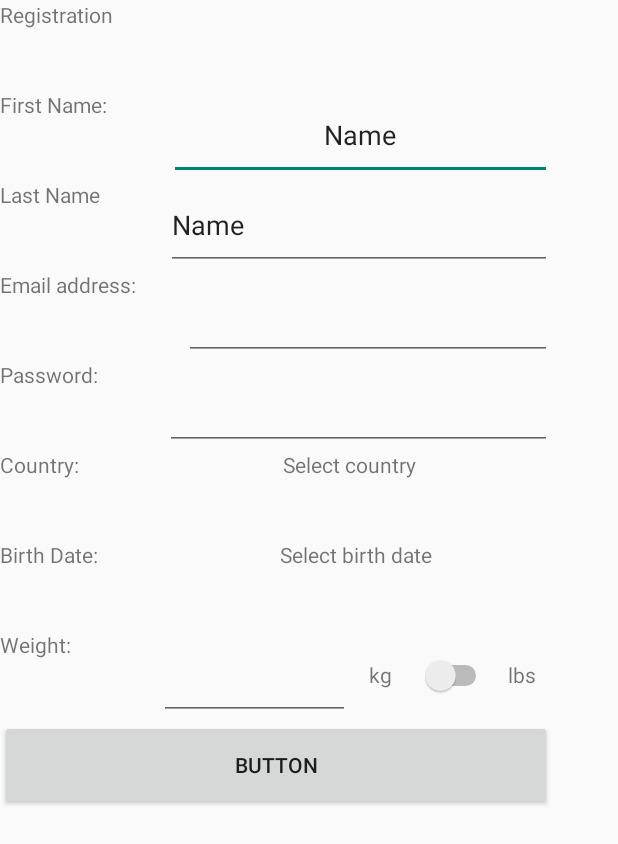
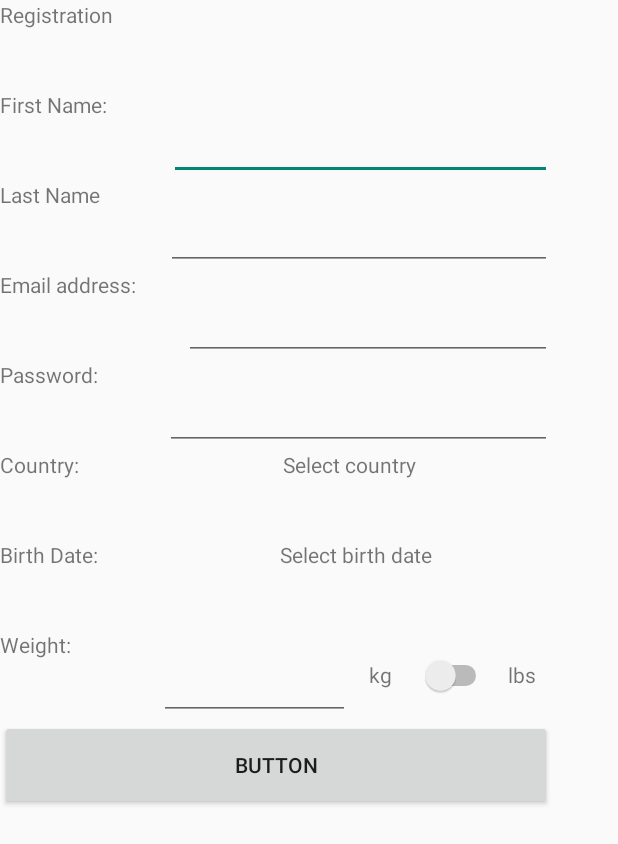
Before and after one commit to AP-Elektronica-ICT/IP18-SleepQuality01, an Android app: the register screen opened directly, with no data from a screen before it, on a phone screen of 412 x 824 dp. Shown: the top 844 px of the screen. Run offline under Robolectric (Android 15) with nearby library versions, the phone set to English and light mode, and no system bars; our stand-ins replace Firebase (no records; nobody signed in at launch, a user with empty details on screens opened directly); libraries missing offline, so code that uses them is left out: com.mukesh.countrypicker.

Commit message:
Typo fixes

```diff
--- a/Android/app/src/main/res/layout/activity_register.xml
+++ b/Android/app/src/main/res/layout/activity_register.xml
@@ -45,9 +45,8 @@
                     android:layout_height="match_parent"
                     android:layout_weight="1"
                     android:ems="10"
-                    android:gravity="center"
                     android:inputType="textPersonName"
-                    android:text="Name" />
+                    />
             </LinearLayout>
 
             <LinearLayout
@@ -67,9 +66,7 @@
                     android:layout_width="wrap_content"
                     android:layout_height="match_parent"
                     android:layout_weight="1"
-                    android:ems="10"
-                    android:inputType="textPersonName"
-                    android:text="Name" />
+                    android:ems="10" />
             </LinearLayout>
 
             <LinearLayout
```
